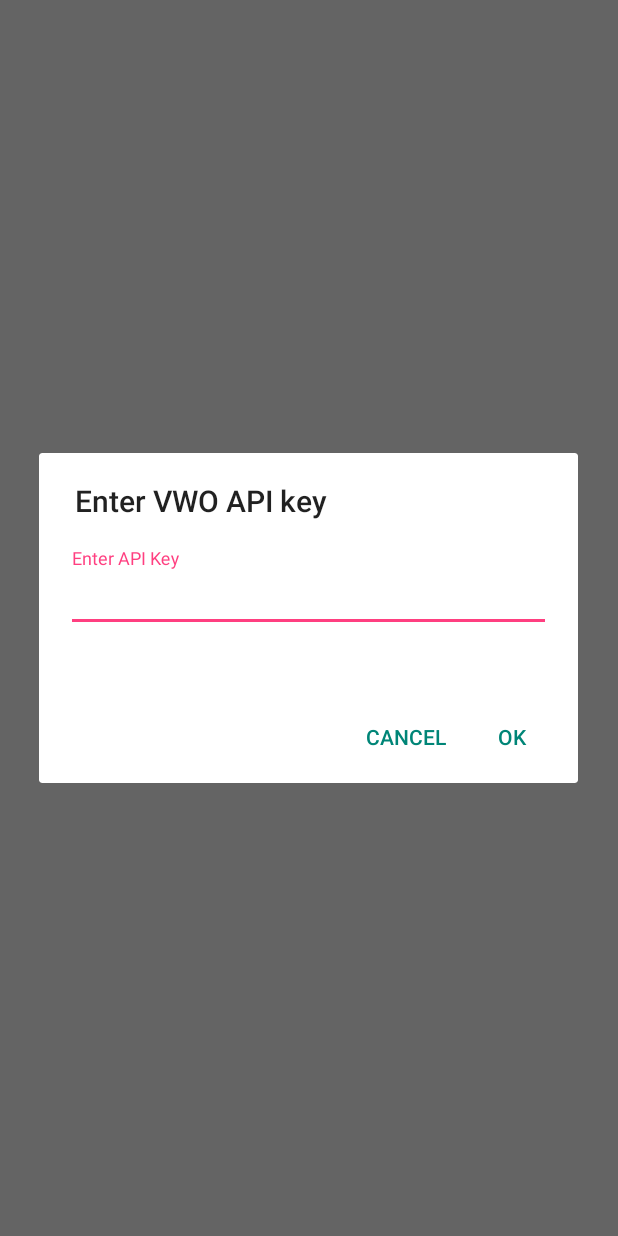
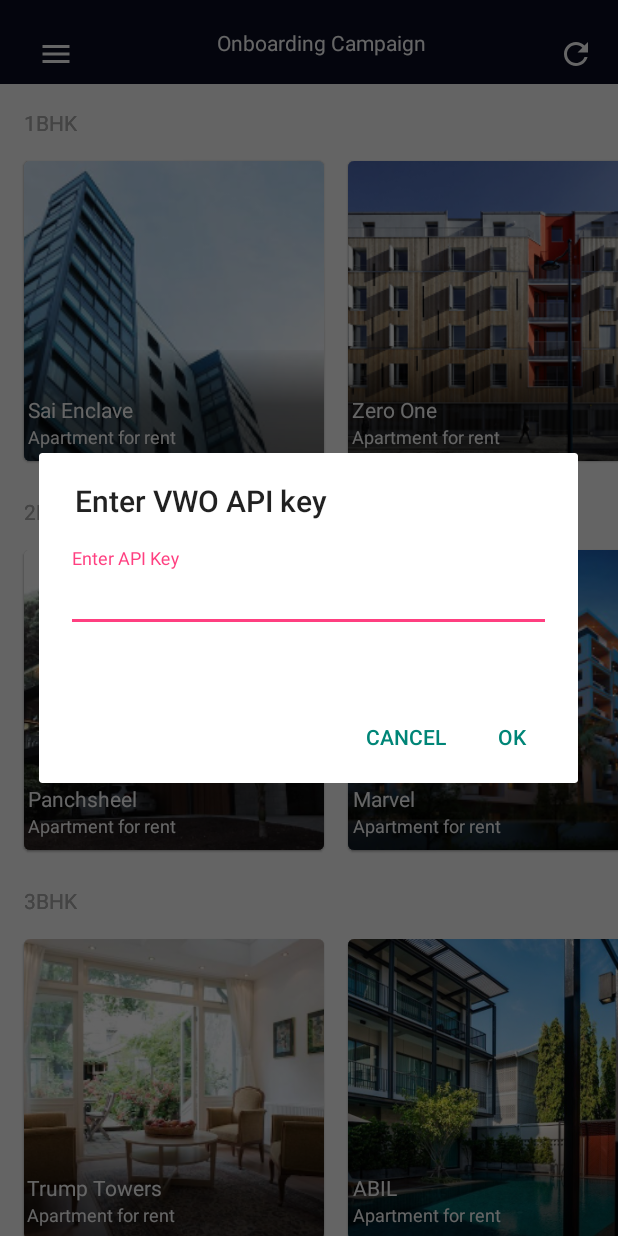
Before and after one commit to wingify/vwo-android, an Android app: the fragment FragmentHousingMain placed in its activity, in the side drawer, after a tap on "Enter API Key", on a phone screen of 412 x 824 dp. Run offline under Robolectric (Android 15) with nearby library versions, the phone set to English and light mode, and no system bars; libraries missing offline, so code that uses them is left out: io.socket.client.

Commit message:
Added House listing

```diff
--- /dev/null
+++ b/demo/src/main/java/com/vwo/sampleapp/adapters/HousingRecylerAdapter.kt
@@ -0,0 +1,93 @@
+package com.vwo.sampleapp.adapters
+
+import android.content.Context
+import android.view.View
+import android.view.ViewGroup
+import androidx.recyclerview.widget.LinearLayoutManager
+import androidx.recyclerview.widget.RecyclerView
+import com.vwo.sample.extensions.inflate
+import com.vwo.sampleapp.R
+import com.vwo.sampleapp.models.HouseListing
+import kotlinx.android.synthetic.main.single_item_recycler.view.*
+
+/**
+ * Created by aman on Tue 17/07/18 16:22.
+ */
+class HousingRecylerAdapter(val housesListing: List<HouseListing>?, val context: Context) : RecyclerView.Adapter<HousingRecylerAdapter.HousingRecyclerViewHolder>() {
+    /**
+     * Called when RecyclerView needs a new [ViewHolder] of the given type to represent
+     * an item.
+     *
+     *
+     * This new ViewHolder should be constructed with a new View that can represent the items
+     * of the given type. You can either create a new View manually or inflate it from an XML
+     * layout file.
+     *
+     *
+     * The new ViewHolder will be used to display items of the adapter using
+     * [.onBindViewHolder]. Since it will be re-used to display
+     * different items in the data set, it is a good idea to cache references to sub views of
+     * the View to avoid unnecessary [View.findViewById] calls.
+     *
+     * @param parent The ViewGroup into which the new View will be added after it is bound to
+     * an adapter position.
+     * @param viewType The view type of the new View.
+     *
+     * @return A new ViewHolder that holds a View of the given view type.
+     * @see .getItemViewType
+     * @see .onBindViewHolder
+     */
+    override fun onCreateViewHolder(parent: ViewGroup, viewType: Int): HousingRecyclerViewHolder {
+
+        val viewHolder = HousingRecyclerViewHolder(parent.context.inflate(R.layout.single_item_recycler, parent))
+
+        viewHolder.recyler.layoutManager = LinearLayoutManager(context, LinearLayoutManager.HORIZONTAL, false)
+        viewHolder.recyler.setHasFixedSize(true)
+        return viewHolder
+    }
+
+    /**
+     * Returns the total number of items in the data set held by the adapter.
+     *
+     * @return The total number of items in this adapter.
+     */
+    override fun getItemCount(): Int {
+        return housesListing?.size ?: 0
+    }
+
+    /**
+     * Called by RecyclerView to display the data at the specified position. This method should
+     * update the contents of the [ViewHolder.itemView] to reflect the item at the given
+     * position.
+     *
+     *
+     * Note that unlike [android.widget.ListView], RecyclerView will not call this method
+     * again if the position of the item changes in the data set unless the item itself is
+     * invalidated or the new position cannot be determined. For this reason, you should only
+     * use the `position` parameter while acquiring the related data item inside
+     * this method and should not keep a copy of it. If you need the position of an item later
+     * on (e.g. in a click listener), use [ViewHolder.getAdapterPosition] which will
+     * have the updated adapter position.
+     *
+     * Override [.onBindViewHolder] instead if Adapter can
+     * handle efficient partial bind.
+     *
+     * @param holder The ViewHolder which should be updated to represent the contents of the
+     * item at the given position in the data set.
+     * @param position The position of the item within the adapter's data set.
+     */
+    override fun onBindViewHolder(holder: HousingRecyclerViewHolder, position: Int) {
+        housesListing?.get(position)?.let { houseListing ->
+            holder.apply {
+                title.text = houseListing.type
+                recyler.adapter = HouseListingAdapter(houseListing.houses)
+            }
+        }
+    }
+
+
+    class HousingRecyclerViewHolder(itemView: View) : RecyclerView.ViewHolder(itemView) {
+        val recyler: RecyclerView = itemView.single_item_housing_recycler
+        val title = itemView.text_view_title
+    }
+}
--- a/demo/src/main/java/com/vwo/sampleapp/data/HousingViewModel.kt
+++ b/demo/src/main/java/com/vwo/sampleapp/data/HousingViewModel.kt
@@ -2,16 +2,49 @@
 
 import androidx.lifecycle.MutableLiveData
 import androidx.lifecycle.ViewModel
+import com.vwo.sampleapp.R
 import com.vwo.sampleapp.models.House
+import com.vwo.sampleapp.models.HouseListing
 
 /**
  * Created by aman on Tue 17/07/18 15:08.
  */
 class HousingViewModel : ViewModel() {
 
-    val housesLiveData = MutableLiveData<List<House>>()
+    val housesLiveData = MutableLiveData<List<HouseListing>>()
 
     init {
+        val listing: MutableList<HouseListing> = mutableListOf()
+        listing.apply {
+            val houses1: MutableList<House> = mutableListOf()
 
+            this.add(HouseListing(houses1.apply {
+                add(House(1,"Sai Enclave", 2_000,1,  R.drawable.h1))
+                add(House(2,"Zero One", 7_000,1,  R.drawable.h2, House.Type.COMMERCIAL))
+                add(House(3,"Siddhartha Enclave", 3_000,1,  R.drawable.h3))
+                add(House(4,"Waterfront", 4_000,1,  R.drawable.h4))
+            }, 1))
+
+            val houses2: MutableList<House> = mutableListOf()
+
+
+            this.add(HouseListing(houses2.apply{
+                add(House(1,"Panchsheel", 3_000,2,  R.drawable.h5))
+                add(House(2,"Marvel", 4_000,2,  R.drawable.h6))
+                add(House(3,"Aurum", 5_000,2,  R.drawable.h7, House.Type.COMMERCIAL))
+                add(House(4,"Blue Bells", 700,2,  R.drawable.h8))
+            }, 2))
+
+            val houses3: MutableList<House> = mutableListOf()
+
+            this.add(HouseListing(houses3.apply {
+                add(House(1,"Trump Towers", 5_000,3,  R.drawable.h9))
+                add(House(2,"ABIL", 7_000,3,  R.drawable.h10))
+                add(House(3,"Radhe Shaam", 4_500,3,  R.drawable.h11))
+                add(House(4,"DSK", 3_400,3,  R.drawable.h12, House.Type.COMMERCIAL))
+            }, 3))
+        }
+
+        housesLiveData.value = listing
     }
 }
--- a/demo/src/main/java/com/vwo/sampleapp/fragments/FragmentHousing.kt
+++ b/demo/src/main/java/com/vwo/sampleapp/fragments/FragmentHousing.kt
@@ -5,14 +5,19 @@
 import android.view.View
 import android.view.ViewGroup
 import androidx.fragment.app.Fragment
+import androidx.lifecycle.Observer
+import androidx.lifecycle.ViewModelProviders
 import androidx.recyclerview.widget.LinearLayoutManager
 import com.vwo.sampleapp.R
+import com.vwo.sampleapp.adapters.HousingRecylerAdapter
+import com.vwo.sampleapp.data.HousingViewModel
+import com.vwo.sampleapp.models.HouseListing
 import kotlinx.android.synthetic.main.fragment_house_listing.view.*
 
 /**
  * Created by aman on Tue 17/07/18 12:18.
  */
-class FragmentHousing: Fragment() {
+class FragmentHousing : Fragment() {
     val linearLayoutManager: LinearLayoutManager = LinearLayoutManager(context)
     val FRAGMENT_ID = "fragmentId"
     var fragmentId: Int = -1
@@ -22,6 +27,12 @@
 
         view.listing_recycler_view.layoutManager = linearLayoutManager
 
+        val housingViewModel = ViewModelProviders.of(this).get(HousingViewModel::class.java)
+
+        housingViewModel.housesLiveData.observe(this, Observer<List<HouseListing>> { housesListing ->
+            val adapter = HousingRecylerAdapter(housesListing = housesListing, context = context!!)
+            view.listing_recycler_view.adapter = adapter
+        })
 
         return view
     }
--- a/demo/src/main/java/com/vwo/sampleapp/fragments/FragmentHousingMain.java
+++ b/demo/src/main/java/com/vwo/sampleapp/fragments/FragmentHousingMain.java
@@ -11,7 +11,6 @@
 import com.vwo.sampleapp.R;
 import com.vwo.sampleapp.interfaces.ChangeFragment;
 import com.vwo.sampleapp.interfaces.NavigationToggleListener;
-import com.vwo.sampleapp.models.Success;
 
 import java.lang.annotation.Retention;
 import java.lang.annotation.RetentionPolicy;
@@ -34,24 +33,17 @@
 
     @Retention(RetentionPolicy.SOURCE)
     @IntDef({
-            VARIATION_LOGIN_TYPE_NORMAL,
-            VARIATION_LOGIN_TYPE_SOCIAL,
-            VARIATION_LOGIN_TYPE_SKIP,
-            VARIATION_LOGIN_SUCCESS })
-    @interface LoginType {}
+            VARIATION_LOGIN_TYPE_NORMAL})
+    @interface LoginType {
+    }
 
-    public static final int CONTROL_LOGIN_TYPE_NORMAL = 0;
-    public static final int CONTROL_LOGIN_SUCCESS = 1;
     public static final int VARIATION_LOGIN_TYPE_NORMAL = 2;
-    public static final int VARIATION_LOGIN_TYPE_SOCIAL = 3;
-    public static final int VARIATION_LOGIN_TYPE_SKIP = 4;
-    public static final int VARIATION_LOGIN_SUCCESS = 5;
 
     @Override
     public void onAttach(Context context) {
         super.onAttach(context);
 
-        if(context instanceof NavigationToggleListener) {
+        if (context instanceof NavigationToggleListener) {
             listener = (NavigationToggleListener) context;
         } else {
             Log.e(LOG_TAG, "Interface NavigationToggleListener not implemented in Activity");
@@ -68,7 +60,7 @@
         AppCompatTextView toolbarTitle = view.findViewById(R.id.toolbar_title);
 
         navigation.setOnClickListener(view1 -> {
-            if(listener != null) {
+            if (listener != null) {
                 listener.onToggle();
             }
         });
@@ -81,23 +73,7 @@
     }
 
     private void loadDefaultFragments() {
-        loadFragment(null, CONTROL_LOGIN_TYPE_NORMAL, null);
         loadFragment(null, VARIATION_LOGIN_TYPE_NORMAL, null);
-
-//        String value = VWO.getStringForKey(Constants.VWOKeys.KEY_LOGIN, Constants.VWOKeys.VALUE_EMAIL);
-//        switch (value) {
-//            case Constants.VWOKeys.VALUE_EMAIL:
-//                loadFragment(null, VARIATION_LOGIN_TYPE_NORMAL, null);
-//                break;
-//            case Constants.VWOKeys.VALUE_SKIP:
-//                loadFragment(null, VARIATION_LOGIN_TYPE_SKIP, null);
-//                break;
-//            case Constants.VWOKeys.VALUE_SOCIAL_MEDIA:
-//                loadFragment(null, VARIATION_LOGIN_TYPE_SOCIAL, null);
-//                break;
-//            default:
-//                loadFragment(null, VARIATION_LOGIN_TYPE_NORMAL, null);
-//        }
     }
 
     /**
@@ -110,43 +86,7 @@
      */
     @Override
     public void loadFragment(@Nullable Bundle bundle, int fragmentId, @Nullable String tag) {
-        switch (fragmentId) {
-            case CONTROL_LOGIN_TYPE_NORMAL:
-                getChildFragmentManager().beginTransaction().replace(R.id.onboarding_control_container,
-                        FragmentHousing.getInstance(fragmentId)).commit();
-                break;
-            case CONTROL_LOGIN_SUCCESS:
-                if(bundle != null) {
-                    Success success = bundle.getParcelable(FragmentSuccess.ARG_SUCCESS);
-                    FragmentSuccess fragmentSuccess = FragmentSuccess.getInstance(success);
-                    fragmentSuccess.setArguments(bundle);
-                    getChildFragmentManager().beginTransaction().replace(R.id.onboarding_control_container,
-                            fragmentSuccess).commit();
-                }
-                break;
-            case VARIATION_LOGIN_TYPE_NORMAL:
-                getChildFragmentManager().beginTransaction().replace(R.id.onboarding_variation_container,
-                        FragmentHousing.getInstance(fragmentId)).commit();
-                break;
-            case VARIATION_LOGIN_TYPE_SOCIAL:
-                getChildFragmentManager().beginTransaction().replace(R.id.onboarding_variation_container,
-                        FragmentHousing.getInstance(fragmentId)).commit();
-                break;
-            case VARIATION_LOGIN_TYPE_SKIP:
-                getChildFragmentManager().beginTransaction().replace(R.id.onboarding_variation_container,
-                        FragmentHousing.getInstance(fragmentId)).commit();
-                break;
-            case VARIATION_LOGIN_SUCCESS:
-                if(bundle != null) {
-                    Success success = bundle.getParcelable(FragmentSuccess.ARG_SUCCESS);
-                    FragmentSuccess fragmentSuccess = FragmentSuccess.getInstance(success);
-                    fragmentSuccess.setArguments(bundle);
-                    getChildFragmentManager().beginTransaction().replace(R.id.onboarding_variation_container,
-                            fragmentSuccess).commit();
-                }
-                break;
-            default:
-                throw new IllegalArgumentException("Unknown fragment id : " + fragmentId);
-        }
+        getChildFragmentManager().beginTransaction().replace(R.id.onboarding_variation_container,
+                FragmentHousing.getInstance(fragmentId)).commit();
     }
 }
--- /dev/null
+++ b/demo/src/main/java/com/vwo/sampleapp/models/HouseListing.kt
@@ -0,0 +1,9 @@
+package com.vwo.sampleapp.models
+
+/**
+ * Created by aman on Tue 17/07/18 16:55.
+ */
+class HouseListing(val houses: MutableList<House>, type: Int) {
+    val type: String = type.toString()
+        get() = "${field}BHK"
+}
--- a/demo/src/main/res/layout/fragment_onboarding_campaign.xml
+++ b/demo/src/main/res/layout/fragment_onboarding_campaign.xml
@@ -10,39 +10,27 @@
 
     <include
         android:id="@+id/toolbar_common"
-        layout="@layout/toolbar_common" />
+        layout="@layout/toolbar_common"
+        android:layout_width="match_parent"
+        android:layout_height="?attr/actionBarSize"
+        app:layout_constraintBottom_toBottomOf="parent"
+        app:layout_constraintEnd_toEndOf="parent"
+        app:layout_constraintStart_toStartOf="parent"
+        app:layout_constraintTop_toTopOf="parent"
+        app:layout_constraintVertical_bias="0.0" />
 
     <FrameLayout
-        android:id="@+id/onboarding_control_container"
+        android:id="@+id/onboarding_variation_container"
         android:layout_width="0dp"
         android:layout_height="0dp"
+        android:layout_marginStart="8dp"
+        android:layout_marginLeft="8dp"
+        android:layout_marginTop="8dp"
         app:layout_constraintBottom_toBottomOf="parent"
-        app:layout_constraintEnd_toStartOf="@+id/onboarding_variation_container"
+        app:layout_constraintEnd_toEndOf="parent"
         app:layout_constraintHorizontal_chainStyle="spread"
         app:layout_constraintHorizontal_weight="1.0"
         app:layout_constraintStart_toStartOf="parent"
         app:layout_constraintTop_toBottomOf="@+id/toolbar_common" />
 
-    <View
-        android:id="@+id/onboarding_divider"
-        android:layout_width="2dp"
-        android:layout_height="wrap_content"
-        android:background="@color/main_divider"
-        app:layout_constraintHorizontal_chainStyle="spread"
-        app:layout_constraintStart_toEndOf="@+id/onboarding_control_container"
-        app:layout_constraintTop_toBottomOf="@+id/toolbar_common" />
-
-    <FrameLayout
-        android:id="@+id/onboarding_variation_container"
-        android:layout_width="0dp"
-        android:layout_height="0dp"
-        android:layout_marginLeft="2dp"
-        android:layout_marginStart="2dp"
-        app:layout_constraintBottom_toBottomOf="parent"
-        app:layout_constraintEnd_toEndOf="parent"
-        app:layout_constraintHorizontal_chainStyle="spread"
-        app:layout_constraintHorizontal_weight="1.0"
-        app:layout_constraintStart_toEndOf="@+id/onboarding_control_container"
-        app:layout_constraintTop_toBottomOf="@+id/toolbar_common" />
-
 </androidx.constraintlayout.widget.ConstraintLayout>
--- /dev/null
+++ b/demo/src/main/res/layout/single_item_recycler.xml
@@ -0,0 +1,38 @@
+<?xml version="1.0" encoding="utf-8"?>
+
+<androidx.constraintlayout.widget.ConstraintLayout xmlns:android="http://schemas.android.com/apk/res/android"
+    xmlns:app="http://schemas.android.com/apk/res-auto"
+    xmlns:tools="http://schemas.android.com/tools"
+    android:id="@+id/housing_single_item"
+    android:layout_width="match_parent"
+    android:layout_height="wrap_content"
+    tools:layout_editor_absoluteY="81dp">
+
+    <androidx.appcompat.widget.AppCompatTextView
+        android:id="@+id/text_view_title"
+        android:layout_width="wrap_content"
+        android:layout_height="wrap_content"
+        android:paddingStart="8dp"
+        android:paddingLeft="8dp"
+        android:paddingTop="8dp"
+        android:paddingEnd="8dp"
+        android:paddingRight="8dp"
+        android:paddingBottom="8dp"
+        android:textColor="#AAAAAA"
+        app:layout_constraintStart_toStartOf="@+id/single_item_housing_recycler"
+        app:layout_constraintTop_toTopOf="parent"
+        tools:text="This is the description" />
+
+    <androidx.recyclerview.widget.RecyclerView
+        android:id="@+id/single_item_housing_recycler"
+        android:layout_width="0dp"
+        android:layout_height="wrap_content"
+        android:clipToPadding="false"
+        android:paddingBottom="8dp"
+        app:layout_constraintEnd_toEndOf="parent"
+        app:layout_constraintStart_toStartOf="parent"
+        app:layout_constraintTop_toBottomOf="@+id/text_view_title"
+        tools:listitem="@layout/single_item_house">
+
+    </androidx.recyclerview.widget.RecyclerView>
+</androidx.constraintlayout.widget.ConstraintLayout>
```
Also changed, not shown: demo/src/main/java/com/vwo/sampleapp/models/House.kt (+8 -6 lines), demo/src/main/java/com/vwo/sampleapp/models/Success.java (deleted, +0 -99 lines), demo/src/main/java/com/vwo/sampleapp/models/Success.kt (added, +11 -0 lines).
